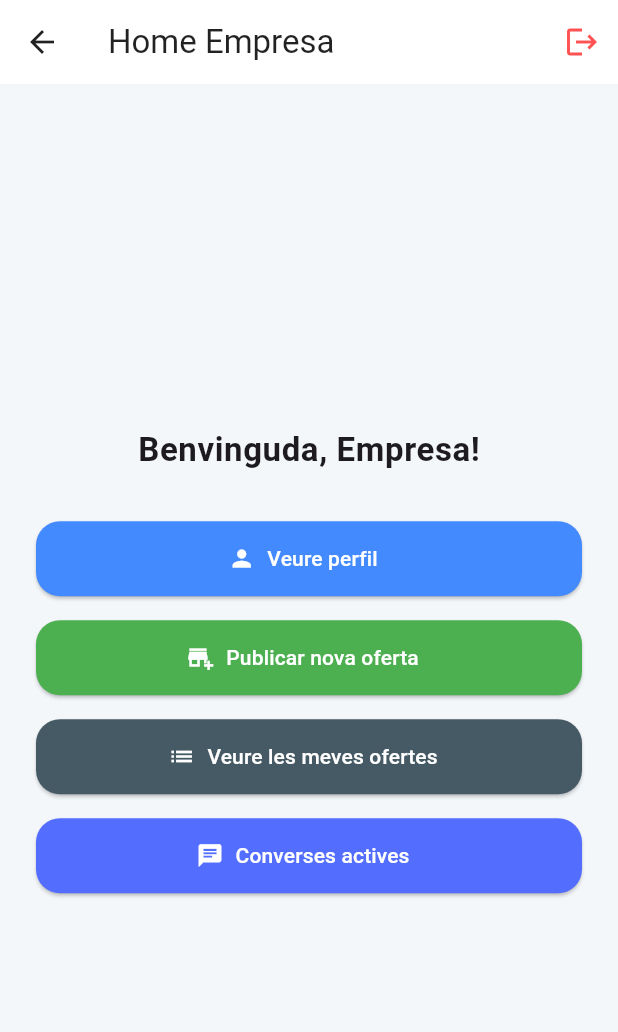
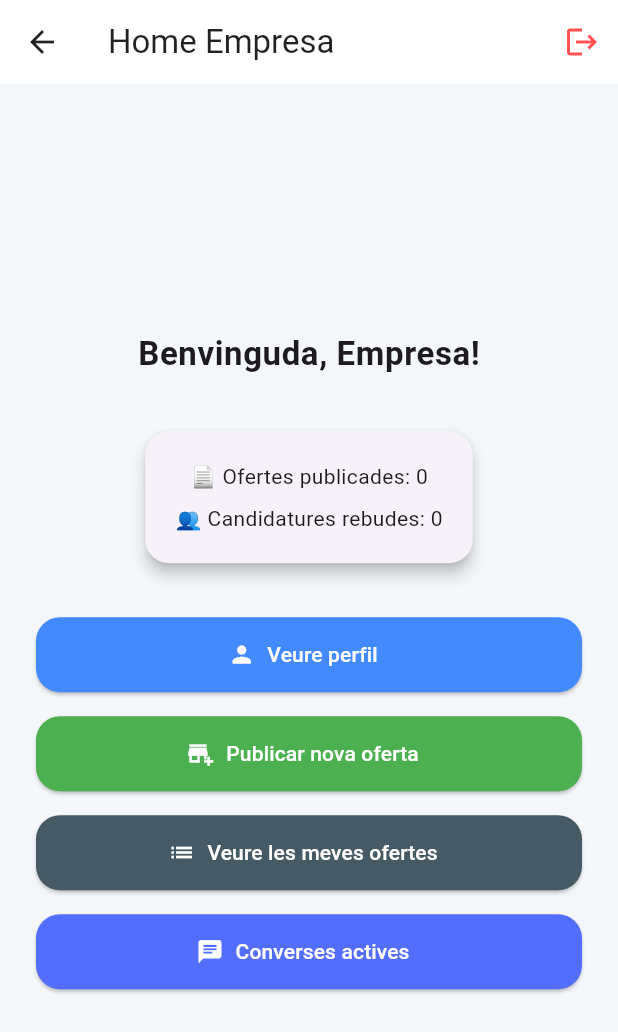
Before and after one commit to dahono22/conecta_app, a Flutter app: the HomeEmpresaScreen screen opened by its route, on a phone screen of 412 x 824 dp. Shown: the top 1032 px of the screen. Run offline on Flutter 3.47's test engine with Material 3 defaults, Android fonts, the phone set to English and light mode, and no system bars; our stand-ins replace cloud_firestore, file_picker, firebase_core, firebase_storage; accounts and stored records are empty.

Commit message:
feat: afegir estadístiques bàsiques al HomeEmpresaScreen

```diff
--- a/conecta/lib/models/usuari.dart
+++ b/conecta/lib/models/usuari.dart
@@ -1,16 +1,18 @@
+// Enum per representar el rol de l'usuari dins la plataforma
 enum RolUsuari {
-  estudiant,
-  empresa,
+  estudiant, // Usuari que busca ofertes
+  empresa,   // Usuari que publica ofertes
 }
 
+// Classe que representa un usuari dins l'aplicació
 class Usuari {
-  final String id;
-  final String nom;
-  final String email;
-  final String contrasenya;
-  final RolUsuari rol;
-  final String? descripcio;
-  final String? cvUrl;
+  final String id; // ID únic de l'usuari (Firestore)
+  final String nom; // Nom de l'usuari
+  final String email; // Correu electrònic
+  final String contrasenya; // Contrasenya (nota: per seguretat, no es recomana guardar-la en text pla)
+  final RolUsuari rol; // Rol dins de l'aplicació (estudiant o empresa)
+  final String? descripcio; // Descripció personal o de l'empresa
+  final String? cvUrl; // URL al CV (en el cas d'estudiants)
 
   Usuari({
     required this.id,
@@ -22,6 +24,7 @@ class Usuari {
     this.cvUrl,
   });
 
+  // Mètode per crear una nova instància modificant només alguns camps
   Usuari copyWith({
     String? nom,
     String? email,
@@ -29,11 +32,11 @@ class Usuari {
     String? cvUrl,
   }) {
     return Usuari(
-      id: id,
-      nom: nom ?? this.nom,
-      email: email ?? this.email,
-      contrasenya: contrasenya,
-      rol: rol,
+      id: id, // Manté l'ID original
+      nom: nom ?? this.nom, // Nom nou si s'especifica, sinó manté l'actual
+      email: email ?? this.email, // Idem amb el correu
+      contrasenya: contrasenya, // Manté la contrasenya actual (no permet modificar-la aquí)
+      rol: rol, // Manté el rol actual
       descripcio: descripcio ?? this.descripcio,
       cvUrl: cvUrl ?? this.cvUrl,
     );
--- a/conecta/lib/routes/app_routes.dart
+++ b/conecta/lib/routes/app_routes.dart
@@ -1,4 +1,6 @@
 import 'package:flutter/material.dart';
+
+// Importació de totes les pantalles utilitzades a les rutes
 import '../screens/login/login_screen.dart';
 import '../screens/register/register_screen.dart';
 import '../screens/home_estudiant/home_estudiant_screen.dart';
@@ -10,19 +12,24 @@ import '../screens/ofertes/crear_oferta_screen.dart';
 import '../screens/ofertes/meves_ofertes_screen.dart'; // ✅ Nova importació
 
 class AppRoutes {
-  // Rutes existents
-  static const String login = '/login';
-  static const String register = '/register';
-  static const String homeEstudiant = '/home_estudiant';
-  static const String homeEmpresa = '/home_empresa';
-  static const String perfil = '/perfil';
+  // 🔐 Rutes d'autenticació
+  static const String login = '/login'; // Pantalla de login
+  static const String register = '/register'; // Pantalla de registre
 
-  // Rutes d'ofertes
-  static const String llistatOfertes = '/ofertes';
-  static const String detallOferta = '/ofertes/detall';
-  static const String crearOferta = '/crear-oferta';
-  static const String mevesOfertes = '/meves-ofertes'; // ✅ Nova ruta
+  // 🏠 Rutes d'inici segons el tipus d'usuari
+  static const String homeEstudiant = '/home_estudiant'; // Inici per a estudiants
+  static const String homeEmpresa = '/home_empresa'; // Inici per a empreses
 
+  // 👤 Perfil de l'usuari
+  static const String perfil = '/perfil'; // Pantalla de perfil
+
+  // 📄 Rutes relacionades amb les ofertes
+  static const String llistatOfertes = '/ofertes'; // Llistat general d'ofertes
+  static const String detallOferta = '/ofertes/detall'; // Detall d'una oferta
+  static const String crearOferta = '/crear-oferta'; // Formulari per crear una nova oferta
+  static const String mevesOfertes = '/meves-ofertes'; // ✅ Nova ruta: veure les pròpies ofertes publicades
+
+  // 🗺️ Map de rutes amb els constructors de pantalles corresponents
   static final Map<String, WidgetBuilder> routes = {
     login: (context) => LoginScreen(),
     register: (context) => RegisterScreen(),
@@ -32,6 +39,6 @@ class AppRoutes {
     llistatOfertes: (context) => ListOfertesScreen(),
     detallOferta: (context) => DetailOfertaScreen(),
     crearOferta: (context) => CrearOfertaScreen(),
-    mevesOfertes: (context) => MevesOfertesScreen(), // ✅ Associada
+    mevesOfertes: (context) => MevesOfertesScreen(), // ✅ Associada correctament a la nova pantalla
   };
 }
--- a/conecta/lib/screens/home_empresa/home_empresa_screen.dart
+++ b/conecta/lib/screens/home_empresa/home_empresa_screen.dart
@@ -1,5 +1,7 @@
 import 'package:flutter/material.dart';
 import 'package:provider/provider.dart';
+import 'package:cloud_firestore/cloud_firestore.dart';
+
 import '../../services/auth_service.dart';
 import '../../routes/app_routes.dart';
 import '../chat/converses_empresa_screen.dart'; // ✅ Nou import
@@ -34,8 +36,36 @@ class HomeEmpresaScreen extends StatelessWidget {
     );
   }
 
+  Future<Map<String, int>> _carregarEstadistiques(String empresaId) async {
+    final ofertesSnapshot = await FirebaseFirestore.instance
+        .collection('ofertes')
+        .where('empresaId', isEqualTo: empresaId)
+        .get();
+
+    int totalOfertes = ofertesSnapshot.docs.length;
+
+    final ofertaIds = ofertesSnapshot.docs.map((doc) => doc.id).toList();
+
+    int totalAplicacions = 0;
+    if (ofertaIds.isNotEmpty) {
+      final aplicacionsSnapshot = await FirebaseFirestore.instance
+          .collection('aplicacions')
+          .where('ofertaId', whereIn: ofertaIds)
+          .get();
+      totalAplicacions = aplicacionsSnapshot.docs.length;
+    }
+
+    return {
+      'totalOfertes': totalOfertes,
+      'totalAplicacions': totalAplicacions,
+    };
+  }
+
   @override
   Widget build(BuildContext context) {
+    final empresa = Provider.of<AuthService>(context).usuariActual;
+    final empresaId = empresa?.id ?? '';
+
     return Scaffold(
       backgroundColor: const Color(0xFFF4F7FA),
       appBar: AppBar(
@@ -51,7 +81,16 @@ class HomeEmpresaScreen extends StatelessWidget {
           ),
         ],
       ),
-      body: Center(
+      body: FutureBuilder<Map<String, int>>(
+        future: _carregarEstadistiques(empresaId),
+        builder: (context, snapshot) {
+          if (!snapshot.hasData) {
+            return const Center(child: CircularProgressIndicator());
+          }
+
+          final stats = snapshot.data!;
+
+          return Center(
             child: Padding(
               padding: const EdgeInsets.symmetric(horizontal: 24),
               child: Column(
@@ -63,6 +102,21 @@ class HomeEmpresaScreen extends StatelessWidget {
                       fontSize: 22,
                       fontWeight: FontWeight.w600,
                       letterSpacing: 0.4,
+                    ),
+                  ),
+                  const SizedBox(height: 32),
+                  Card(
+                    shape: RoundedRectangleBorder(borderRadius: BorderRadius.circular(16)),
+                    elevation: 4,
+                    child: Padding(
+                      padding: const EdgeInsets.all(20.0),
+                      child: Column(
+                        children: [
+                          Text('📄 Ofertes publicades: ${stats['totalOfertes']}'),
+                          const SizedBox(height: 8),
+                          Text('👥 Candidatures rebudes: ${stats['totalAplicacions']}'),
+                        ],
+                      ),
                     ),
                   ),
                   const SizedBox(height: 32),
@@ -124,6 +178,8 @@ class HomeEmpresaScreen extends StatelessWidget {
                 ],
               ),
             ),
+          );
+        },
       ),
     );
   }
```
Also changed, not shown: conecta/lib/models/oferta.dart (+20 -17 lines), conecta/lib/screens/chat/chat_screen.dart (+23 -16 lines), conecta/lib/screens/chat/converses_alumne_screen.dart (+14 -7 lines), conecta/lib/screens/chat/converses_empresa_screen.dart (line endings or trailing spaces), 1 other file. Lines whose indentation alone changed are shown as unchanged.
